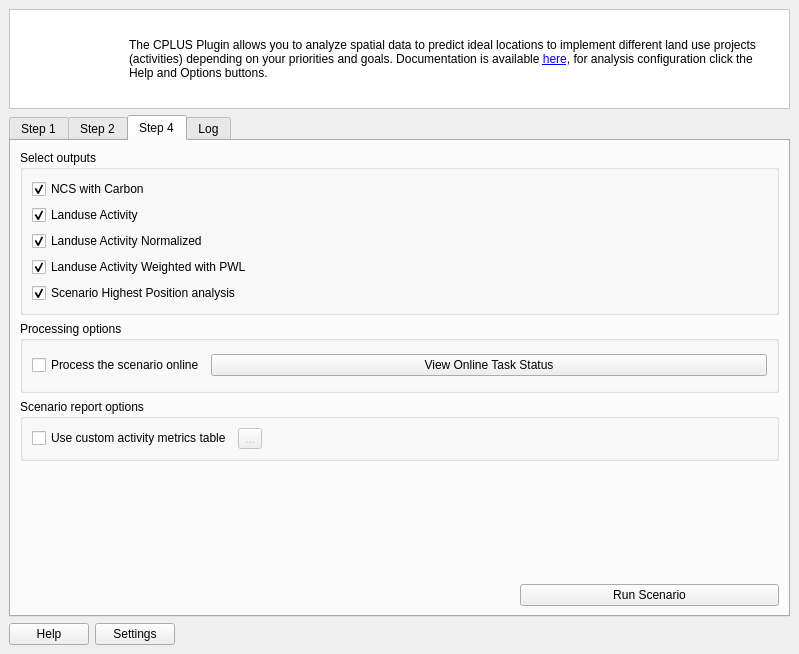
Qt form src/cplus_plugin/ui/qgis_cplus_main_dockwidget.ui (ConservationInternational/cplus-plugin) before a commit.
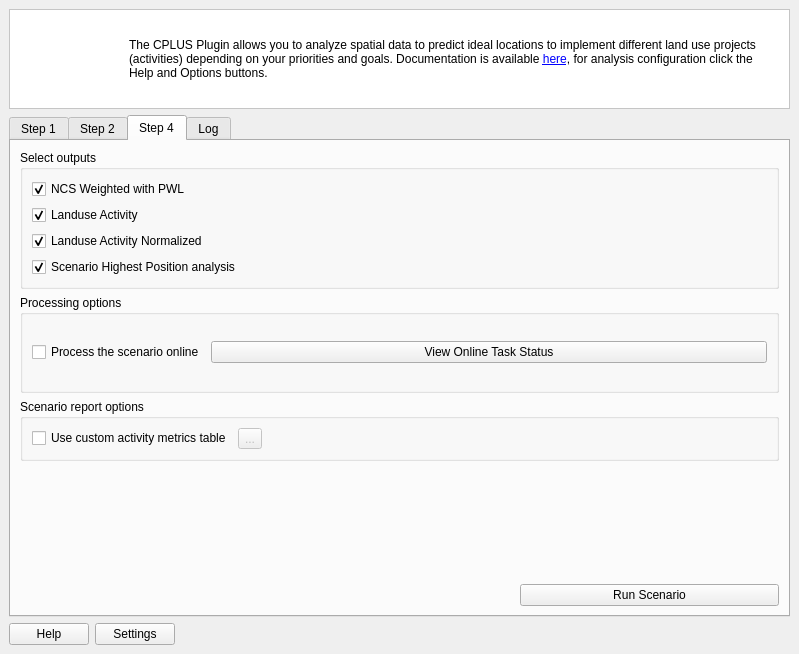
The same form after that commit. The open tabs and pages were chosen to show the change. Icons and pictures are not drawn. Custom widgets are drawn as their Qt base class.

Patch:
```diff
--- a/src/cplus_plugin/ui/qgis_cplus_main_dockwidget.ui
+++ b/src/cplus_plugin/ui/qgis_cplus_main_dockwidget.ui
@@ -460,19 +460,6 @@
            <string>Select outputs</string>
           </property>
           <layout class="QGridLayout" name="gridLayout_4">
-           <item row="0" column="0">
-            <widget class="QCheckBox" name="ncs_with_carbon">
-             <property name="toolTip">
-              <string>&lt;html&gt;&lt;head/&gt;&lt;body&gt;&lt;p&gt;Whether to produce the NCS pathways outputs.&lt;/p&gt;&lt;/body&gt;&lt;/html&gt;</string>
-             </property>
-             <property name="text">
-              <string>NCS with Carbon</string>
-             </property>
-             <property name="checked">
-              <bool>true</bool>
-             </property>
-            </widget>
-           </item>
            <item row="1" column="0">
             <widget class="QCheckBox" name="landuse_project">
              <property name="toolTip">
@@ -500,19 +487,6 @@
             </widget>
            </item>
            <item row="3" column="0">
-            <widget class="QCheckBox" name="landuse_weighted">
-             <property name="toolTip">
-              <string>&lt;html&gt;&lt;head/&gt;&lt;body&gt;&lt;p&gt;Whether to produce landuse weighted outputs, unselecting this option will disable report generation this is because weighted output is a required output for report generation.&lt;/p&gt;&lt;/body&gt;&lt;/html&gt;</string>
-             </property>
-             <property name="text">
-              <string>Landuse Activity Weighted with PWL</string>
-             </property>
-             <property name="checked">
-              <bool>true</bool>
-             </property>
-            </widget>
-           </item>
-           <item row="4" column="0">
             <widget class="QCheckBox" name="highest_position">
              <property name="toolTip">
               <string>&lt;html&gt;&lt;head/&gt;&lt;body&gt;&lt;p&gt;Whether to produce the final highest position analysis outputs, unselecting this option will disable report generation this is because the highest position output is a required output for report generation.&lt;/p&gt;&lt;/body&gt;&lt;/html&gt;</string>
@@ -525,6 +499,19 @@
              </property>
             </widget>
            </item>
+           <item row="0" column="0">
+            <widget class="QCheckBox" name="ncs_pwl_weighted">
+             <property name="toolTip">
+              <string>&lt;html&gt;&lt;head/&gt;&lt;body&gt;&lt;p&gt;Whether to produce the NCS pathways outputs.&lt;/p&gt;&lt;/body&gt;&lt;/html&gt;</string>
+             </property>
+             <property name="text">
+              <string>NCS Weighted with PWL</string>
+             </property>
+             <property name="checked">
+              <bool>true</bool>
+             </property>
+            </widget>
+           </item>
           </layout>
          </widget>
         </item>
```
